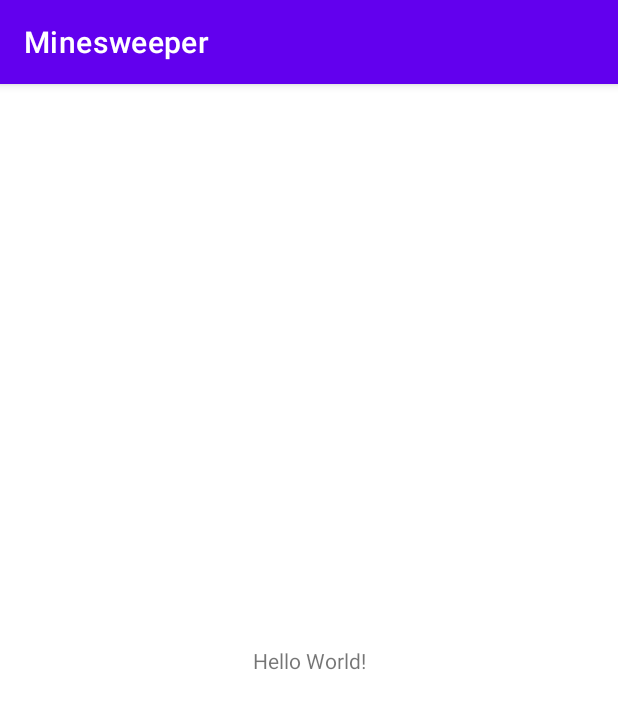
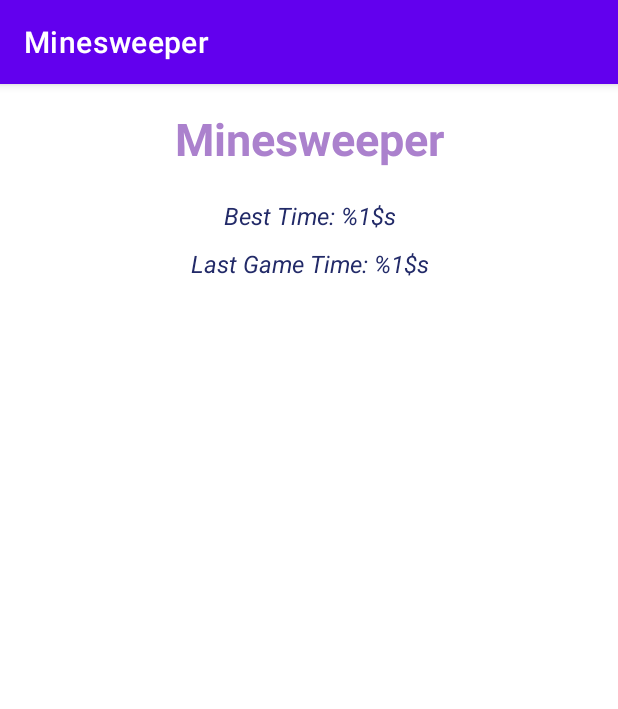
Before and after one commit to jyotikmayur7/Minesweeper, an Android app: the screen it shows after launch (MainActivity), on a phone screen of 412 x 824 dp. Shown: the top 709 px of the screen. Run offline under Robolectric (Android 15) with nearby library versions, the phone set to English and light mode, and no system bars.

Commit message:
Started with the main_layout, added title and the bezels TextViews

```diff
--- a/app/src/main/res/layout/activity_main.xml
+++ b/app/src/main/res/layout/activity_main.xml
@@ -7,12 +7,41 @@
     tools:context=".MainActivity">
 
     <TextView
+        android:id="@+id/title_label"
         android:layout_width="wrap_content"
         android:layout_height="wrap_content"
-        android:text="Hello World!"
-        app:layout_constraintBottom_toBottomOf="parent"
-        app:layout_constraintLeft_toLeftOf="parent"
-        app:layout_constraintRight_toRightOf="parent"
+        android:text="Minesweeper"
+        android:textSize="30dp"
+        android:textColor="@color/lavender"
+        android:textStyle="bold"
+        android:layout_marginTop="16dp"
+        app:layout_constraintEnd_toEndOf="parent"
+        app:layout_constraintStart_toStartOf="parent"
         app:layout_constraintTop_toTopOf="parent" />
 
+    <TextView
+        android:id="@+id/best_time"
+        android:layout_width="wrap_content"
+        android:layout_height="wrap_content"
+        android:text="@string/best_time"
+        android:layout_marginTop="20dp"
+        android:textSize="16sp"
+        android:textStyle="italic"
+        android:textColor="@color/dark_blue"
+        app:layout_constraintEnd_toEndOf="@+id/title_label"
+        app:layout_constraintStart_toStartOf="@+id/title_label"
+        app:layout_constraintTop_toBottomOf="@+id/title_label" />
+
+    <TextView
+        android:id="@+id/last_game_time"
+        android:layout_width="wrap_content"
+        android:layout_height="wrap_content"
+        android:text="@string/last_game_time"
+        android:layout_marginTop="10dp"
+        android:textColor="@color/dark_blue"
+        android:textSize="16sp"
+        android:textStyle="italic"
+        app:layout_constraintEnd_toEndOf="@+id/best_time"
+        app:layout_constraintStart_toStartOf="@+id/best_time"
+        app:layout_constraintTop_toBottomOf="@+id/best_time" />
 </androidx.constraintlayout.widget.ConstraintLayout>
--- a/app/src/main/res/values/colors.xml
+++ b/app/src/main/res/values/colors.xml
@@ -7,4 +7,6 @@
     <color name="teal_700">#FF018786</color>
     <color name="black">#FF000000</color>
     <color name="white">#FFFFFFFF</color>
+    <color name="lavender">#ab81cd</color>
+    <color name="dark_blue">#222a68</color>
 </resources>
--- a/app/src/main/res/values/strings.xml
+++ b/app/src/main/res/values/strings.xml
@@ -1,3 +1,5 @@
 <resources>
     <string name="app_name">Minesweeper</string>
+    <string name="best_time">Best Time: %1$s</string>
+    <string name="last_game_time">Last Game Time: %1$s</string>
 </resources>
```
